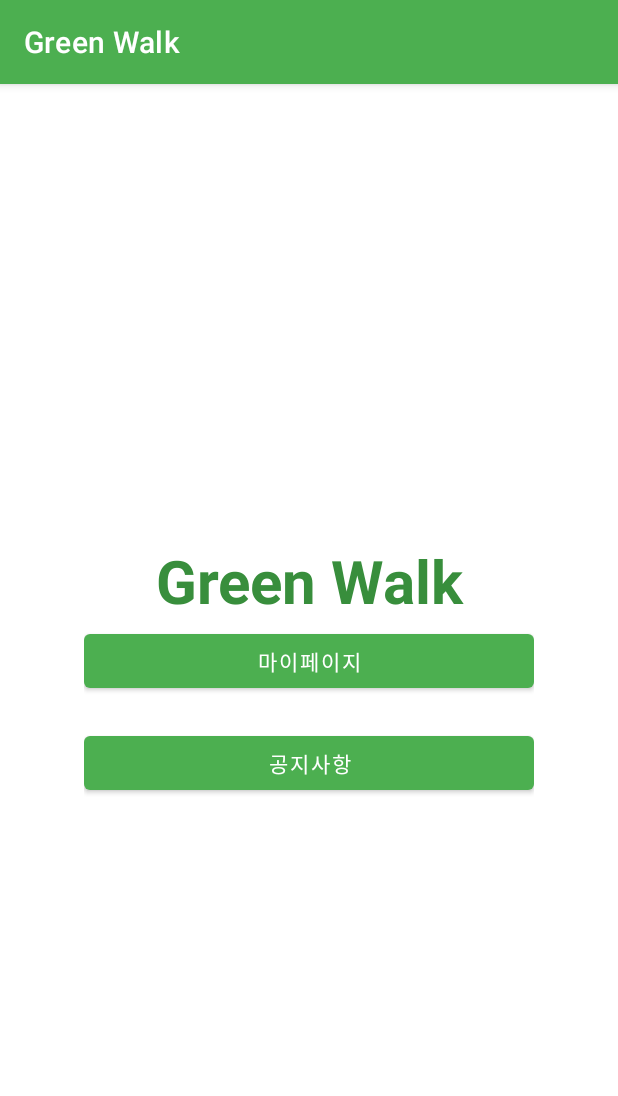
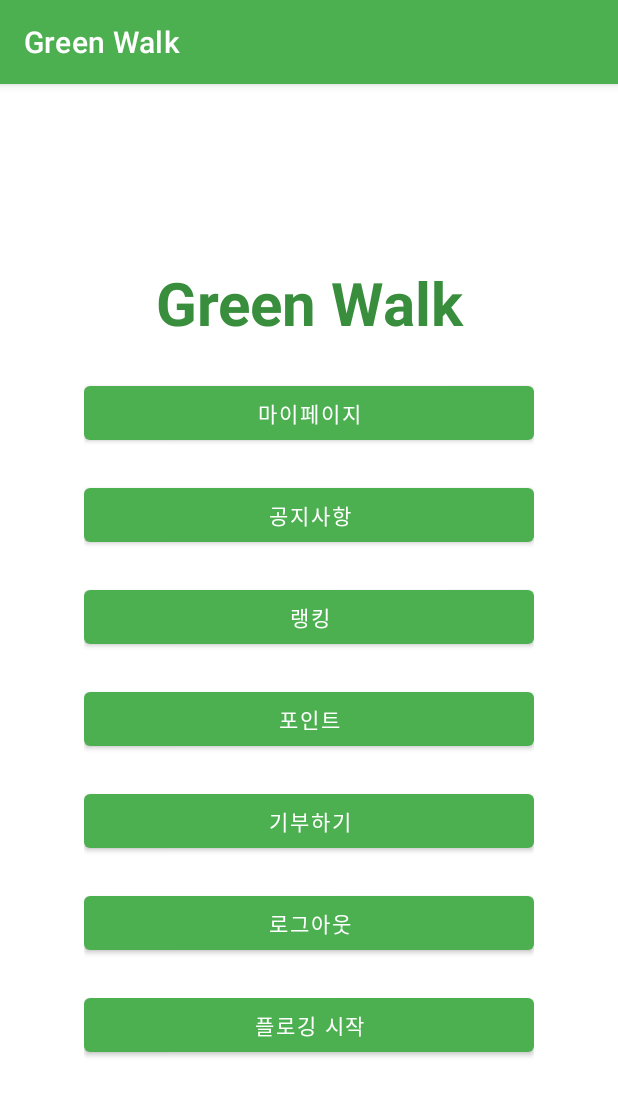
Before and after one commit to CodeHanZoom/greenwalk_android-deprecated-, an Android app: the screen it shows after launch (HomeActivity), on a phone screen of 412 x 824 dp. Shown: the top 1096 px of the screen. Run offline under Robolectric (Android 15) with nearby library versions, the phone set to English and light mode, and no system bars.

Commit message:
feat: home activity - list up menu btns

```diff
--- a/app/src/main/java/com/codehanzoom/greenwalk/LoginActivity.kt
+++ b/app/src/main/java/com/codehanzoom/greenwalk/LoginActivity.kt
@@ -12,7 +12,13 @@ class LoginActivity : AppCompatActivity() {
         setContentView(R.layout.activity_login)
 
         findViewById<Button>(R.id.loginBtn).setOnClickListener {
+//            로그인 요청
+
+//            토큰 확인
+
+//            intent 이동 후 activity 삭제
             startActivity(Intent(this, HomeActivity::class.java))
+            finish()
         }
 
         findViewById<Button>(R.id.signUpBtn).setOnClickListener {
--- a/app/src/main/res/layout/activity_home.xml
+++ b/app/src/main/res/layout/activity_home.xml
@@ -4,20 +4,21 @@
     xmlns:tools="http://schemas.android.com/tools"
     android:layout_width="300sp"
     android:layout_height="match_parent"
-    android:orientation="vertical"
     android:layout_gravity="center"
     android:gravity="center"
+    android:orientation="vertical"
     tools:context=".HomeActivity">
 
     <TextView
         android:id="@+id/textView"
         android:layout_width="300dp"
         android:layout_height="59dp"
-        android:layout_marginTop="50dp"
+        android:layout_marginTop="20dp"
+        android:layout_marginBottom="20dp"
         android:gravity="center"
         android:text="Green Walk"
+        android:textAppearance="@style/TextAppearance.AppCompat.Large"
         android:textColor="@color/green_700"
-        android:textAppearance="@style/TextAppearance.AppCompat.Large"
         android:textSize="40dp"
         android:textStyle="bold" />
 
@@ -29,10 +30,45 @@
         android:text="마이페이지" />
 
     <Button
-        android:id="@+id/signUpBtn"
+        android:id="@+id/notificationBtn"
         android:layout_width="match_parent"
         android:layout_height="wrap_content"
-        android:layout_marginBottom="40dp"
+        android:layout_marginBottom="20dp"
         android:text="공지사항" />
 
+    <Button
+        android:id="@+id/rankBtn"
+        android:layout_width="match_parent"
+        android:layout_height="wrap_content"
+        android:layout_marginBottom="20dp"
+        android:text="랭킹" />
+
+    <Button
+        android:id="@+id/pointBtn"
+        android:layout_width="match_parent"
+        android:layout_height="wrap_content"
+        android:layout_marginBottom="20dp"
+        android:text="포인트" />
+
+    <Button
+        android:id="@+id/donationBtn"
+        android:layout_width="match_parent"
+        android:layout_height="wrap_content"
+        android:layout_marginBottom="20dp"
+        android:text="기부하기" />
+
+    <Button
+        android:id="@+id/signOutBtn"
+        android:layout_width="match_parent"
+        android:layout_height="wrap_content"
+        android:layout_marginBottom="20dp"
+        android:text="로그아웃" />
+
+    <Button
+        android:id="@+id/floggingStartBtn"
+        android:layout_width="match_parent"
+        android:layout_height="wrap_content"
+        android:layout_marginBottom="20dp"
+        android:text="플로깅 시작" />
+
 </LinearLayout>
```
